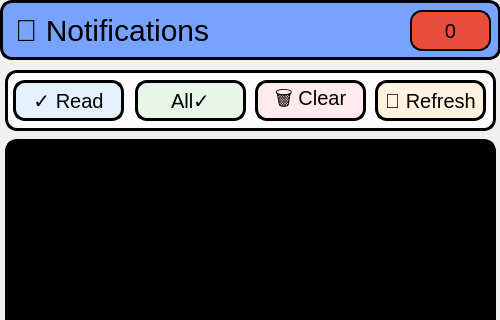
mohammadshirizadeh-sudo/book-club, file BookClubProject/Mutual/notificationwidget.ui: the form before one commit; both pictures show x 0 to 500 and y 0 to 320 of the 500 by 600 pixel window.
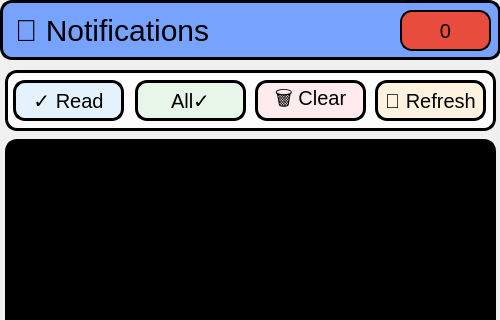
The form after the commit. Icons and pictures are not drawn.

```diff
--- a/BookClubProject/Mutual/notificationwidget.ui
+++ b/BookClubProject/Mutual/notificationwidget.ui
@@ -92,9 +92,9 @@
     <widget class="QLabel" name="unreadBadgeLabel">
      <property name="geometry">
       <rect>
-       <x>410</x>
+       <x>400</x>
        <y>10</y>
-       <width>81</width>
+       <width>91</width>
        <height>41</height>
       </rect>
      </property>
```
